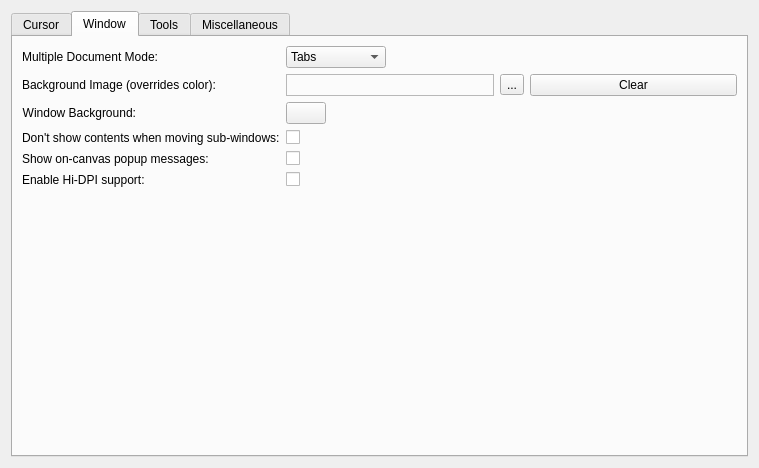
This is libs/ui/forms/wdggeneralsettings.ui in KDE/krita as Qt 5 draws it before an edit. The edited form follows.
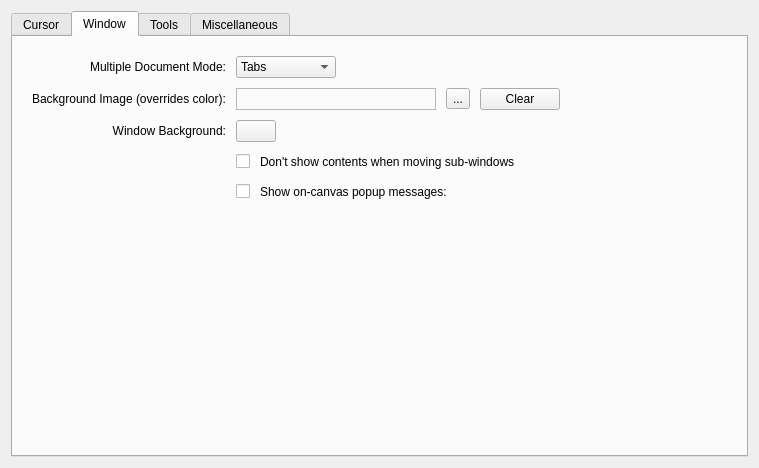
This is the edited form. The open tabs and pages were chosen to show the change. Custom widgets are drawn as their Qt base class.

Commit message:
Revert "Add a checkbox to enable hidpi to the settings dialog"
This reverts commit 9dba353ee5c2c252b850bdde0045d75f66d14f9c.

It's not possible to read our config file before the application
is constructed and also not possible to set the application
flag after the application is constructed.

```diff
--- a/libs/ui/forms/wdggeneralsettings.ui
+++ b/libs/ui/forms/wdggeneralsettings.ui
@@ -147,7 +147,37 @@
       <attribute name="title">
        <string>Window</string>
       </attribute>
-      <layout class="QFormLayout" name="formLayout">
+      <layout class="QGridLayout" name="gridLayout_3">
+       <item row="2" column="0">
+        <spacer name="verticalSpacer">
+         <property name="orientation">
+          <enum>Qt::Vertical</enum>
+         </property>
+         <property name="sizeHint" stdset="0">
+          <size>
+           <width>20</width>
+           <height>40</height>
+          </size>
+         </property>
+        </spacer>
+       </item>
+       <item row="1" column="0">
+        <layout class="QGridLayout" name="gridLayout_6">
+         <property name="leftMargin">
+          <number>10</number>
+         </property>
+         <property name="topMargin">
+          <number>10</number>
+         </property>
+         <property name="rightMargin">
+          <number>10</number>
+         </property>
+         <property name="bottomMargin">
+          <number>10</number>
+         </property>
+         <property name="spacing">
+          <number>10</number>
+         </property>
        <item row="0" column="0">
         <widget class="QLabel" name="label_2">
          <property name="sizePolicy">
@@ -164,33 +194,13 @@
          </property>
         </widget>
        </item>
-       <item row="0" column="1">
-        <widget class="QComboBox" name="m_cmbMDIType">
-         <property name="sizePolicy">
-          <sizepolicy hsizetype="Fixed" vsizetype="Fixed">
-           <horstretch>0</horstretch>
-           <verstretch>0</verstretch>
-          </sizepolicy>
-         </property>
-         <property name="currentIndex">
-          <number>1</number>
-         </property>
-         <item>
+         <item row="2" column="0">
+          <widget class="QLabel" name="label_4">
           <property name="text">
-           <string>Subwindows</string>
-          </property>
-         </item>
-         <item>
-          <property name="text">
-           <string>Tabs</string>
-          </property>
-         </item>
-        </widget>
-       </item>
-       <item row="1" column="0">
-        <widget class="QLabel" name="label_5">
-         <property name="text">
-          <string>Background Image (overrides color):</string>
+            <string>Window Background:</string>
+           </property>
+           <property name="alignment">
+            <set>Qt::AlignRight|Qt::AlignTrailing|Qt::AlignVCenter</set>
          </property>
         </widget>
        </item>
@@ -237,16 +247,6 @@
          </item>
         </layout>
        </item>
-       <item row="2" column="0">
-        <widget class="QLabel" name="label_4">
-         <property name="text">
-          <string>Window Background:</string>
-         </property>
-         <property name="alignment">
-          <set>Qt::AlignRight|Qt::AlignTrailing|Qt::AlignVCenter</set>
-         </property>
-        </widget>
-       </item>
        <item row="2" column="1">
         <widget class="KisColorButton" name="m_mdiColor">
          <property name="sizePolicy">
@@ -260,14 +260,39 @@
          </property>
         </widget>
        </item>
-       <item row="3" column="0">
-        <widget class="QLabel" name="label_6">
+         <item row="1" column="0">
+          <widget class="QLabel" name="label_5">
          <property name="text">
-          <string>Don't show contents when moving sub-windows:</string>
+            <string>Background Image (overrides color):</string>
          </property>
         </widget>
        </item>
+         <item row="0" column="1">
+          <widget class="QComboBox" name="m_cmbMDIType">
+           <property name="sizePolicy">
+            <sizepolicy hsizetype="Fixed" vsizetype="Fixed">
+             <horstretch>0</horstretch>
+             <verstretch>0</verstretch>
+            </sizepolicy>
+           </property>
+           <property name="currentIndex">
+            <number>1</number>
+           </property>
+           <item>
+            <property name="text">
+             <string>Subwindows</string>
+            </property>
+           </item>
+           <item>
+            <property name="text">
+             <string>Tabs</string>
+            </property>
+           </item>
+          </widget>
+         </item>
        <item row="3" column="1">
+          <layout class="QHBoxLayout" name="horizontalLayout_2">
+           <item>
         <widget class="QCheckBox" name="m_chkRubberBand">
          <property name="sizePolicy">
           <sizepolicy hsizetype="Preferred" vsizetype="Fixed">
@@ -280,46 +305,73 @@
          </property>
         </widget>
        </item>
-       <item row="4" column="0">
-        <widget class="QLabel" name="label_7">
+           <item>
+            <widget class="QLabel" name="label_6">
          <property name="text">
-          <string>Show on-canvas popup messages:</string>
-         </property>
-        </widget>
+              <string>Don't show contents when moving sub-windows</string>
+             </property>
+            </widget>
+           </item>
+           <item>
+            <spacer name="horizontalSpacer_3">
+             <property name="orientation">
+              <enum>Qt::Horizontal</enum>
+             </property>
+             <property name="sizeHint" stdset="0">
+              <size>
+               <width>40</width>
+               <height>20</height>
+              </size>
+             </property>
+            </spacer>
+           </item>
+          </layout>
        </item>
        <item row="4" column="1">
+          <layout class="QHBoxLayout" name="horizontalLayout_3">
+           <item>
         <widget class="QCheckBox" name="m_chkCanvasMessages">
          <property name="text">
           <string/>
          </property>
         </widget>
        </item>
-       <item row="6" column="0" colspan="2">
-        <spacer name="verticalSpacer">
+           <item>
+            <widget class="QLabel" name="label_7">
+             <property name="text">
+              <string>Show on-canvas popup messages:</string>
+             </property>
+            </widget>
+           </item>
+           <item>
+            <spacer name="horizontalSpacer_2">
          <property name="orientation">
-          <enum>Qt::Vertical</enum>
+              <enum>Qt::Horizontal</enum>
          </property>
          <property name="sizeHint" stdset="0">
           <size>
-           <width>20</width>
-           <height>40</height>
+               <width>40</width>
+               <height>20</height>
           </size>
          </property>
         </spacer>
        </item>
-       <item row="5" column="1">
-        <widget class="QCheckBox" name="m_chkHiDPI">
-         <property name="text">
-          <string/>
-         </property>
-        </widget>
-       </item>
-       <item row="5" column="0">
-        <widget class="QLabel" name="label_8">
-         <property name="text">
-          <string>Enable Hi-DPI support:</string>
+          </layout>
+         </item>
+        </layout>
+       </item>
+       <item row="1" column="1">
+        <spacer name="horizontalSpacer_4">
+         <property name="orientation">
+          <enum>Qt::Horizontal</enum>
          </property>
-        </widget>
+         <property name="sizeHint" stdset="0">
+          <size>
+           <width>40</width>
+           <height>20</height>
+          </size>
+         </property>
+        </spacer>
        </item>
       </layout>
      </widget>
```
Lines whose indentation alone changed are shown as unchanged. The commit also changes 2 other files.
